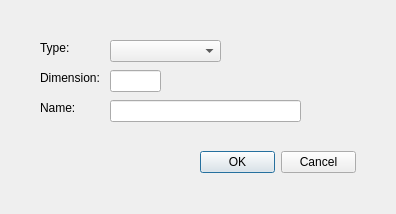
This is GUI/SeedComplex.ui in vvmarko/triangulator as Qt 5 draws it before an edit. The edited form follows.
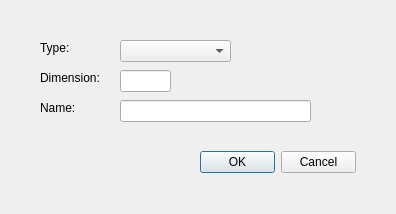
This is the edited form.

Patch:
```diff
--- a/GUI/SeedComplex.ui
+++ b/GUI/SeedComplex.ui
@@ -31,7 +31,7 @@
     <rect>
      <x>40</x>
      <y>70</y>
-     <width>71</width>
+     <width>80</width>
      <height>16</height>
     </rect>
    </property>
@@ -42,7 +42,7 @@
   <widget class="QLineEdit" name="leDimension">
    <property name="geometry">
     <rect>
-     <x>110</x>
+     <x>120</x>
      <y>70</y>
      <width>51</width>
      <height>22</height>
@@ -52,7 +52,7 @@
   <widget class="QLineEdit" name="leName">
    <property name="geometry">
     <rect>
-     <x>110</x>
+     <x>120</x>
      <y>100</y>
      <width>191</width>
      <height>22</height>
@@ -64,7 +64,7 @@
     <rect>
      <x>40</x>
      <y>100</y>
-     <width>71</width>
+     <width>80</width>
      <height>16</height>
     </rect>
    </property>
@@ -77,7 +77,7 @@
     <rect>
      <x>40</x>
      <y>40</y>
-     <width>49</width>
+     <width>80</width>
      <height>16</height>
     </rect>
    </property>
@@ -88,12 +88,15 @@
   <widget class="QComboBox" name="cbType">
    <property name="geometry">
     <rect>
-     <x>110</x>
+     <x>120</x>
      <y>40</y>
      <width>111</width>
      <height>22</height>
     </rect>
    </property>
+   <property name="placeholderText">
+    <string>Please select...</string>
+   </property>
   </widget>
  </widget>
  <layoutdefault spacing="6" margin="11"/>
```
